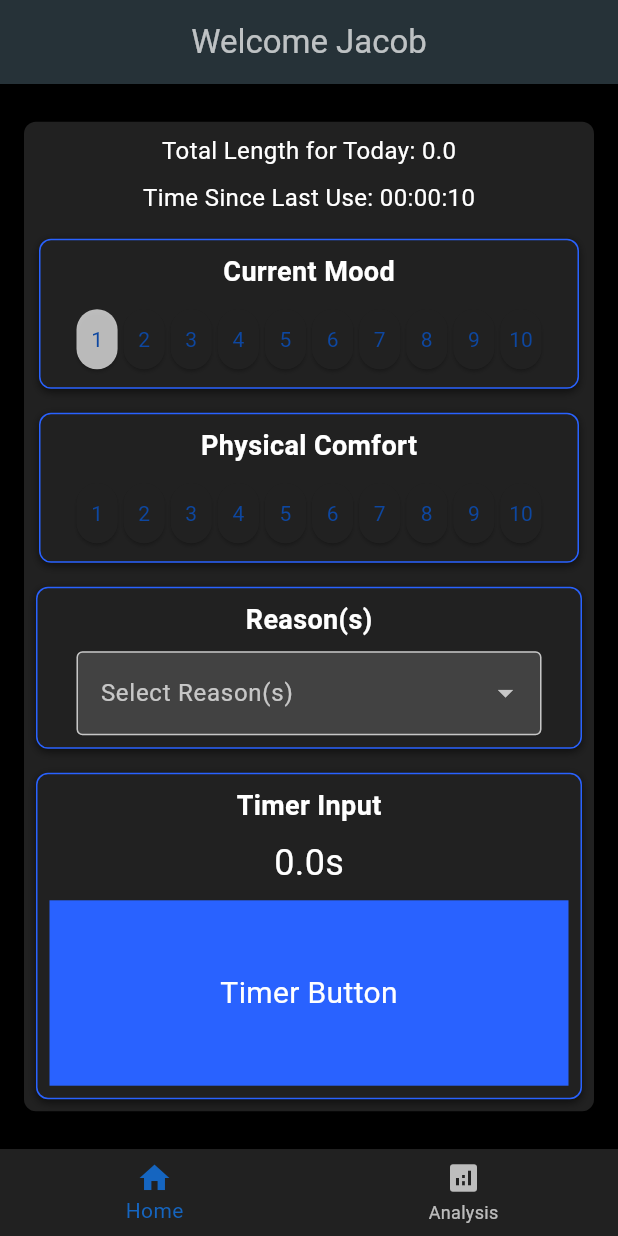
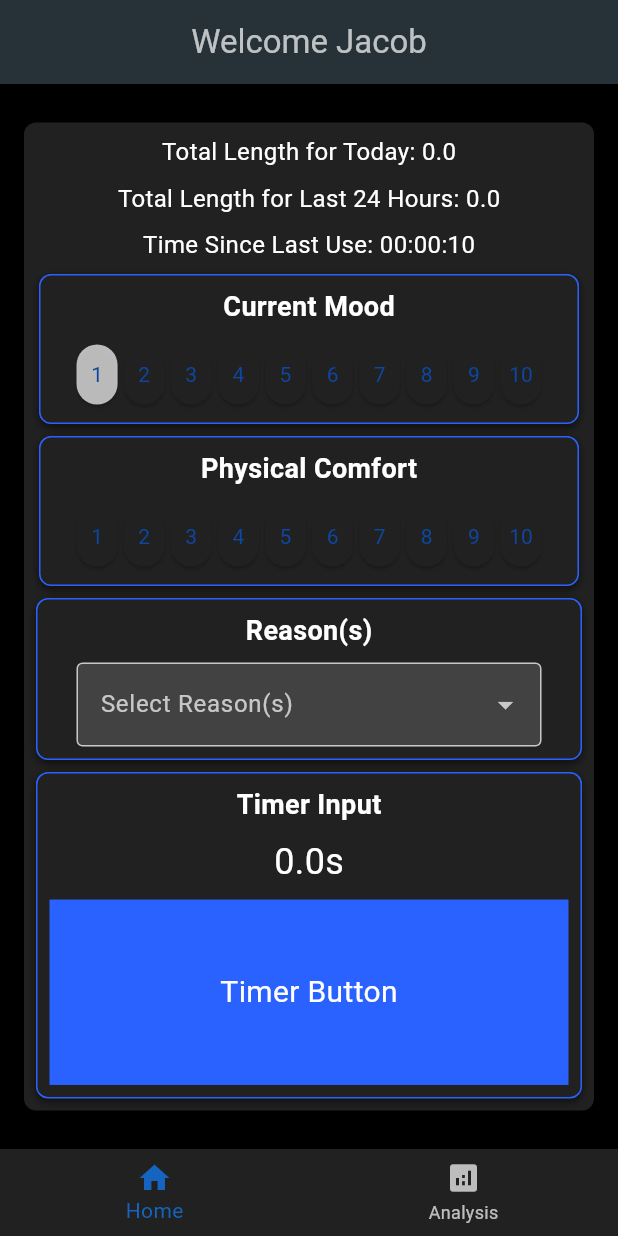
Before and after one commit to SoupyOfficial/smoke_log2, a Flutter app: the screen it shows after launch, after a tap on an icon or button, on a phone screen of 412 x 824 dp. Run offline on Flutter 3.47's test engine with Material 3 defaults, Android fonts, the phone set to English and light mode, and no system bars; our stand-ins replace cloud_firestore, firebase_core, fl_chart; accounts and stored records are empty.

Commit message:
Added Today / 24H Usage on home page

```diff
--- a/lib/data_utils.dart
+++ b/lib/data_utils.dart
@@ -18,7 +18,6 @@ class DataUtils {
   static Future<List<FlSpot>> fetchDataForRange(String range) async {
     // Fetch data from Firestore and filter based on the selected range
     final data = await fetchDataFromFirestore();
-    print(data);
     final now = DateTime.now();
     final filteredData = data.where((entry) {
       final timestamp = DateTime.fromMillisecondsSinceEpoch(entry['timestamp']);
@@ -88,6 +87,33 @@ class DataUtils {
     return cumulativeLengths.entries.map((entry) {
       return FlSpot(entry.key.millisecondsSinceEpoch.toDouble(), entry.value);
     }).toList();
+  }
+
+  static List<Map<String, dynamic>> calculateRollingWeek(
+      List<Map<String, dynamic>> data) {
+    List<Map<String, dynamic>> rollingWeekData = [];
+
+    for (int i = 0; i < data.length; i++) {
+      DateTime currentTimestamp = DateTime.parse(data[i]['timestamp']);
+      DateTime startTimestamp = currentTimestamp.subtract(Duration(hours: 24));
+
+      double rollingSum = 0;
+
+      for (int j = 0; j <= i; j++) {
+        DateTime timestamp = DateTime.parse(data[j]['timestamp']);
+        if (timestamp.isAfter(startTimestamp) &&
+            timestamp.isBefore(currentTimestamp)) {
+          rollingSum += data[j]['length'];
+        }
+      }
+
+      rollingWeekData.add({
+        'timestamp': data[i]['timestamp'],
+        'rolling_length': rollingSum,
+      });
+    }
+
+    return rollingWeekData;
   }
 
   static List<Map<String, dynamic>> convertDataToTableData(
--- a/lib/home_page.dart
+++ b/lib/home_page.dart
@@ -20,7 +20,8 @@ class _HomePageState extends State<HomePage> {
   List<String> reasons = [];
   Duration timerDuration = const Duration(seconds: 0);
   String submissionMessage = '';
-  Duration totalLengthForDay = const Duration(seconds: 0);
+  Duration totalLengthFor24H = const Duration(seconds: 0);
+  Duration totalLengthForToday = const Duration(seconds: 0);
   Duration timeSinceLastUse = const Duration(seconds: 0);
   Timer? _timer;
   var collectionName = kReleaseMode ? 'JacobLogs' : 'JacobLogsTest';
@@ -42,19 +43,31 @@ class _HomePageState extends State<HomePage> {
 
   Future<void> _fetchData() async {
     DateTime now = DateTime.now();
-    // DateTime date = DateTime(now.year, now.month, now.day);
+    DateTime date = DateTime(now.year, now.month, now.day);
     DateTime twentyFourHoursAgo = now.subtract(const Duration(hours: 24));
 
     // Query to get the total length for the last 24 hours
-    QuerySnapshot lengthSnapshot = await FirebaseFirestore.instance
+    QuerySnapshot lengthDaySnapshot = await FirebaseFirestore.instance
+        .collection(collectionName)
+        .where('timestamp', isGreaterThanOrEqualTo: date)
+        .get();
+
+    double totalDayLengthInSeconds = 0;
+
+    for (var doc in lengthDaySnapshot.docs) {
+      totalDayLengthInSeconds += (doc['length'] as num).toDouble();
+    }
+
+    // Query to get the total length for the last 24 hours
+    QuerySnapshot length24HSnapshot = await FirebaseFirestore.instance
         .collection(collectionName)
         .where('timestamp', isGreaterThanOrEqualTo: twentyFourHoursAgo)
         .get();
 
-    double totalLengthInSeconds = 0;
+    double total24HLengthInSeconds = 0;
 
-    for (var doc in lengthSnapshot.docs) {
-      totalLengthInSeconds += (doc['length'] as num).toDouble();
+    for (var doc in length24HSnapshot.docs) {
+      total24HLengthInSeconds += (doc['length'] as num).toDouble();
     }
 
     // Query to get the most recent record
@@ -70,9 +83,13 @@ class _HomePageState extends State<HomePage> {
     }
 
     setState(() {
-      totalLengthForDay = Duration(
-        seconds: totalLengthInSeconds.floor(),
-        milliseconds: getDecimalPart(totalLengthInSeconds),
+      totalLengthForToday = Duration(
+        seconds: totalDayLengthInSeconds.floor(),
+        milliseconds: getDecimalPart(totalDayLengthInSeconds),
+      );
+      totalLengthFor24H = Duration(
+        seconds: total24HLengthInSeconds.floor(),
+        milliseconds: getDecimalPart(total24HLengthInSeconds),
       );
       timeSinceLastUse = lastUse != null
           ? DateTime.now().difference(lastUse)
@@ -167,7 +184,14 @@ class _HomePageState extends State<HomePage> {
                       child: Column(
                         children: [
                           Text(
-                            'Total Length for Today: ${_formatDuration(totalLengthForDay)}',
+                            'Total Length for Today: ${_formatDuration(totalLengthForToday)}',
+                            style: TextStyle(
+                                fontSize: 16,
+                                color: Theme.of(context).colorScheme.onPrimary),
+                          ),
+                          const SizedBox(height: 8),
+                          Text(
+                            'Total Length for Last 24 Hours: ${_formatDuration(totalLengthFor24H)}',
                             style: TextStyle(
                                 fontSize: 16,
                                 color: Theme.of(context).colorScheme.onPrimary),
@@ -179,7 +203,7 @@ class _HomePageState extends State<HomePage> {
                                 fontSize: 16,
                                 color: Theme.of(context).colorScheme.onPrimary),
                           ),
-                          const SizedBox(height: 16),
+                          const SizedBox(height: 8),
                           InputSection(
                             title: 'Current Mood',
                             child: SegmentedInput(
@@ -191,7 +215,7 @@ class _HomePageState extends State<HomePage> {
                               },
                             ),
                           ),
-                          const SizedBox(height: 16),
+                          const SizedBox(height: 8),
                           InputSection(
                             title: 'Physical Comfort',
                             child: SegmentedInput(
@@ -203,7 +227,7 @@ class _HomePageState extends State<HomePage> {
                               },
                             ),
                           ),
-                          const SizedBox(height: 16),
+                          const SizedBox(height: 8),
                           InputSection(
                             title: 'Reason(s)',
                             child: DropdownMultiSelect(
@@ -215,7 +239,7 @@ class _HomePageState extends State<HomePage> {
                               },
                             ),
                           ),
-                          const SizedBox(height: 16),
+                          const SizedBox(height: 8),
                           InputSection(
                             title: 'Timer Input',
                             child: TimerInput(
```
